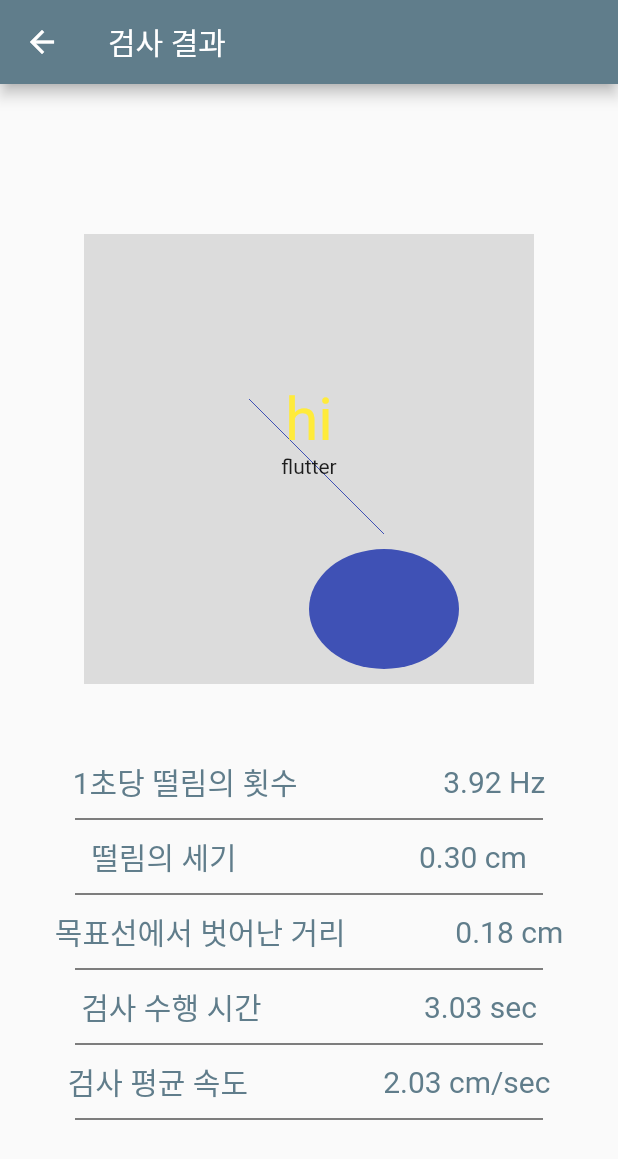
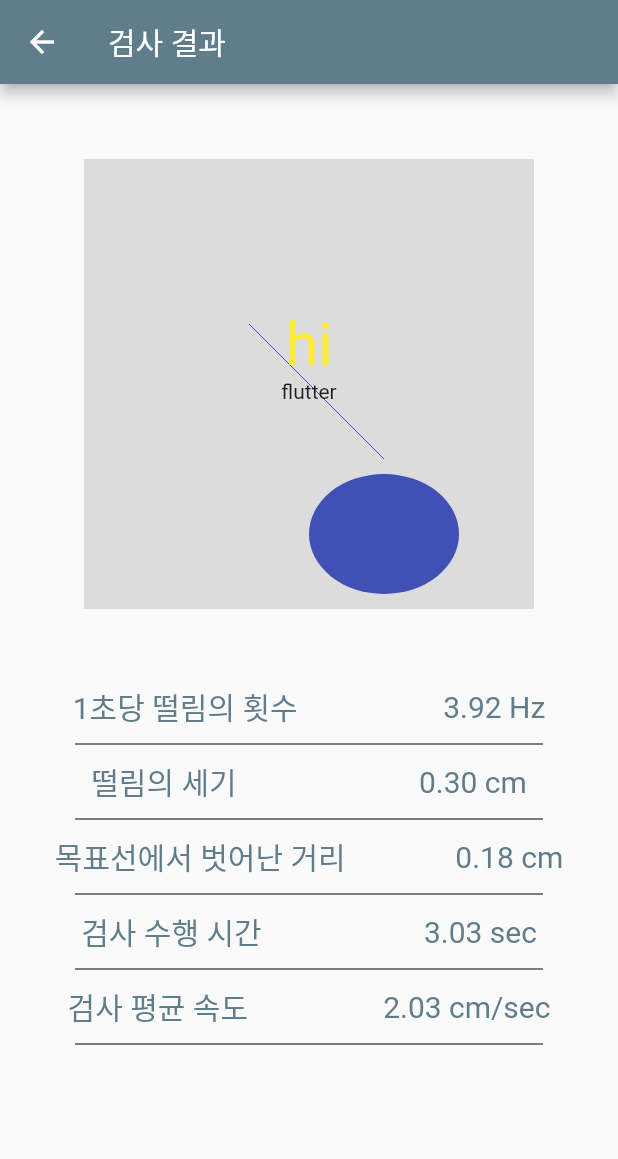
Before and after one commit to YunHyunJin/oneday_commit4, a Flutter app: the result screen opened directly, on a phone screen of 412 x 824 dp. Shown: the top 1159 px of the screen. Run offline on Flutter 3.47's test engine with Material 2 defaults, Android fonts, the phone set to English and light mode, and no system bars; our stand-ins replace charts_flutter, convex_bottom_bar, firebase_auth, flutter_signin_button, google_sign_in, pdf; missing offline and left inert: flutter_full_pdf_viewer; accounts and stored records are empty.

Commit message:
1/14 commit

```diff
--- a/lib/array/result.dart
+++ b/lib/array/result.dart
@@ -1,6 +1,7 @@
 import 'package:flutter/material.dart';
 import 'package:flutter/services.dart';
 
+import '../home.dart';
 import 'test.dart';
 
 class result extends StatefulWidget {
@@ -19,10 +20,24 @@ class _resultState extends State<result> {
       appBar: AppBar(
         title: Text("검사 결과"),
         backgroundColor: Colors.blueGrey,
+        leading: IconButton(
+          color: Colors.white,
+          icon: Icon(Icons.arrow_back),
+          onPressed: (){
+            SystemChrome.setPreferredOrientations([
+              DeviceOrientation.portraitDown,
+              DeviceOrientation.portraitUp,
+            ]);
+            Navigator.push(
+              context,
+              MaterialPageRoute(builder: (context) => TabBarDemo()),
+            );
+          },
+        ),
       ),
       body: Column(
         children: [
-          SizedBox(height: 100,),
+          SizedBox(height: 50,),
           Container(
             color: Colors.black12,
             padding: EdgeInsets.all(100),
```
